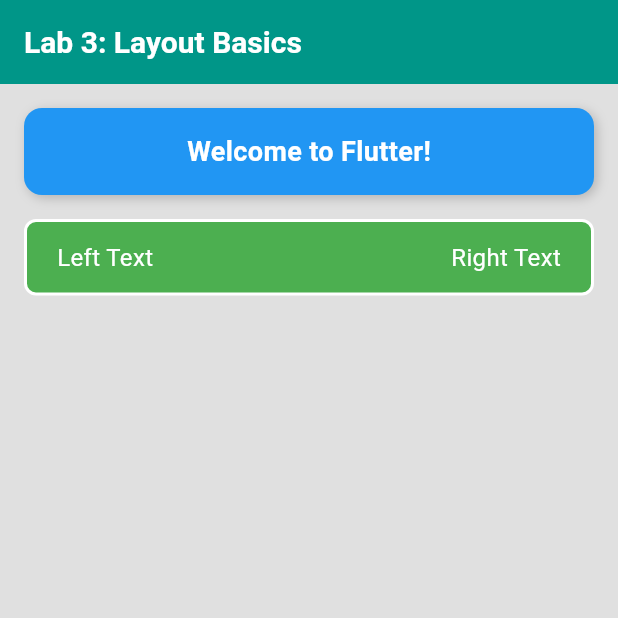
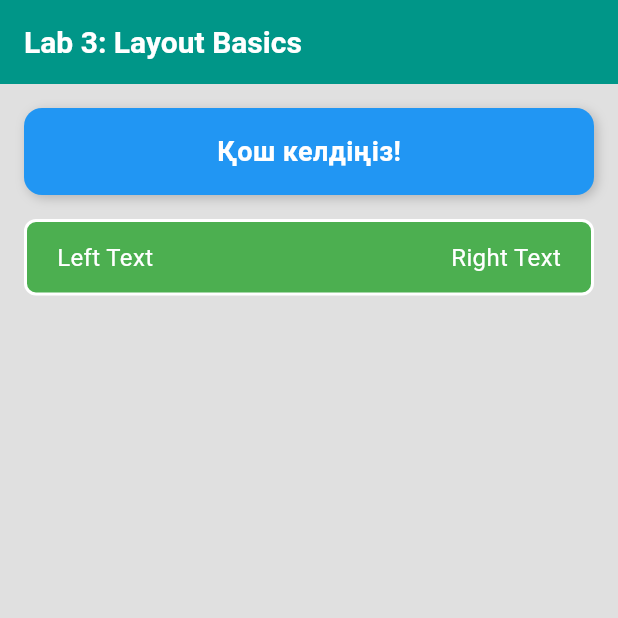
Before and after one commit to zeyeerkhann/lab_2, a Flutter app: the screen it shows after launch, on a phone screen of 412 x 824 dp, the top half of it. Run offline on Flutter 3.47's test engine with Material 3 defaults, Android fonts, the phone set to English and light mode, and no system bars.

Commit message:
лабкой

```diff
--- a/lab_2/lib/main.dart
+++ b/lab_2/lib/main.dart
@@ -42,7 +42,7 @@
                 ),
                 child: Center(
                   child: Text(
-                    'Welcome to Flutter!',
+                    'Қош келдіңіз!',
                     style: TextStyle(
                       color: Colors.white,
                       fontSize: 18,
```
